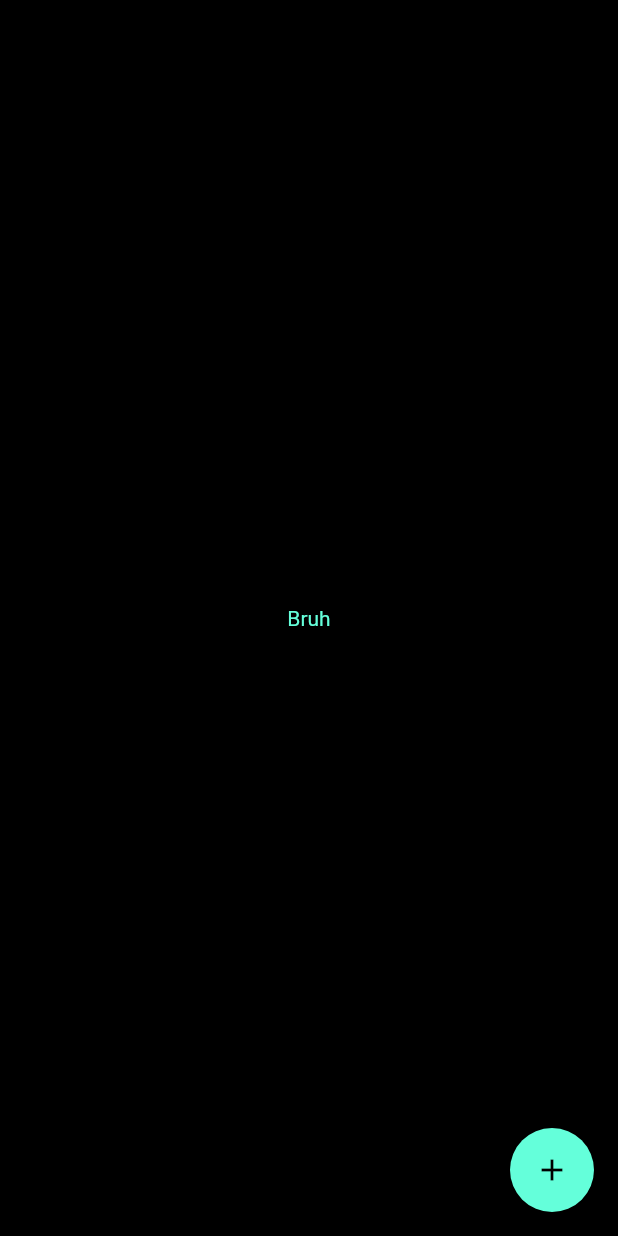
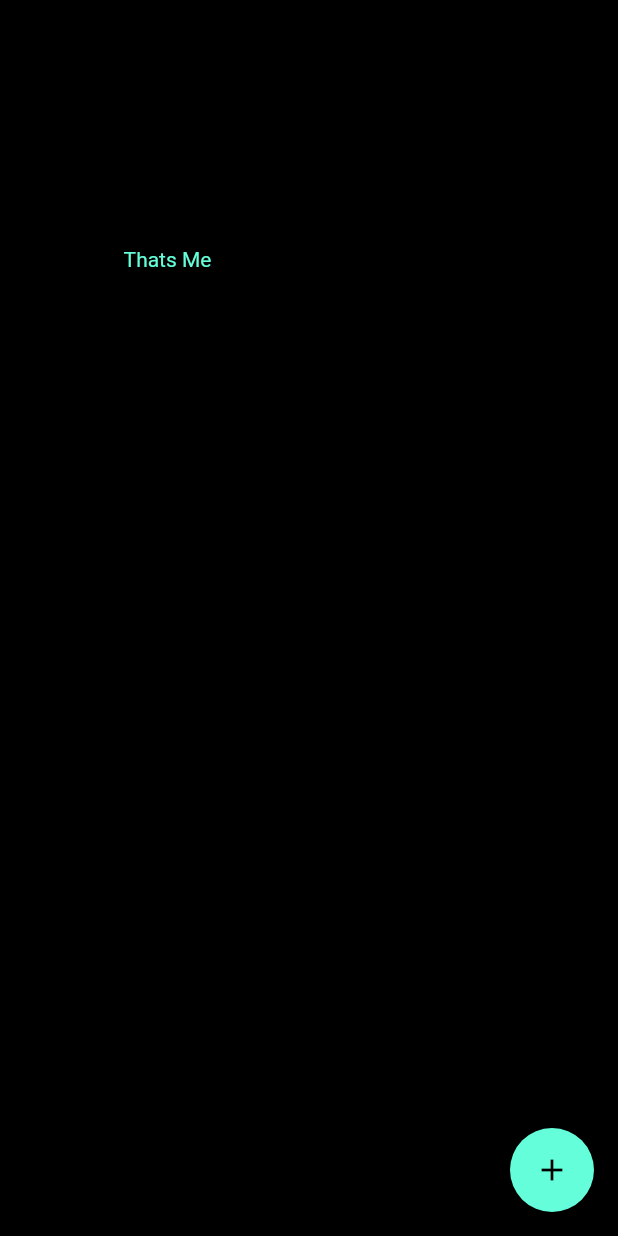
Before and after one commit to ShuiX/Portfolio, a Flutter app: the screen it shows after launch, on a phone screen of 412 x 824 dp. Run offline on Flutter 3.47's test engine with Material 2 defaults, Android fonts, the phone set to English and light mode, and no system bars.

Commit message:
Init Layout

```diff
--- a/lib/pages/homeApp.dart
+++ b/lib/pages/homeApp.dart
@@ -14,9 +14,18 @@ class _PortfolioAppState extends State<PortfolioApp> {
   Widget build(BuildContext context) {
     return Scaffold(
       body: Center(
-        child: Text(
-          'Bruh',
-          style: Theme.of(context).textTheme.body1,
+        child: FractionallySizedBox(
+          widthFactor: 0.6,
+          heightFactor: 0.6,
+          child: Stack(
+            children: <Widget>[
+              Align(
+                alignment: Alignment.topLeft,
+                child: Text('Thats Me'),
+              ),
+              Card(),
+            ],
+          ),
         ),
       ),
       floatingActionButton: FloatingActionButton(
```
